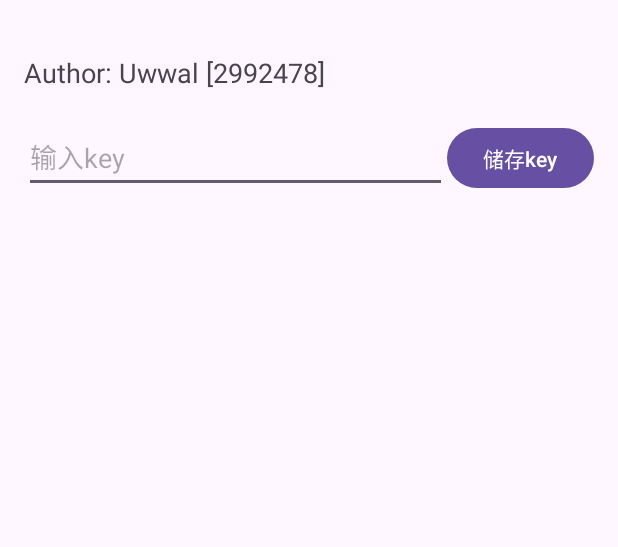
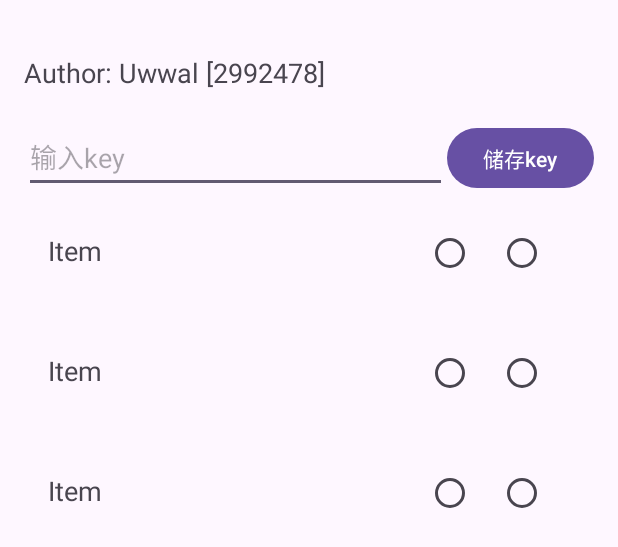
Before and after one commit to Uwwal/TornDashboard, an Android app: the layout fragment_settings.xml on its own in the app's theme, with its tools: preview values and no code run, on a phone screen of 412 x 824 dp. Shown: the top 547 px of the screen. Run offline under Robolectric (Android 15) with nearby library versions, the phone set to English and light mode, and no system bars.

```diff
--- a/app/build.gradle.kts
+++ b/app/build.gradle.kts
@@ -42,6 +42,7 @@ android {
 dependencies {
     implementation("androidx.core:core-ktx:1.9.0")
     implementation("androidx.appcompat:appcompat:1.6.1")
+    implementation("androidx.recyclerview:recyclerview:1.2.1")
     implementation("com.squareup.retrofit2:retrofit:2.9.0")
     implementation("com.squareup.retrofit2:converter-gson:2.9.0")
     implementation("com.google.android.material:material:1.8.0")
--- a/app/src/main/AndroidManifest.xml
+++ b/app/src/main/AndroidManifest.xml
@@ -12,7 +12,8 @@
         android:roundIcon="@mipmap/ic_launcher_round"
         android:supportsRtl="true"
         android:theme="@style/Theme.TornDashboard"
-        tools:targetApi="31">
+        android:enableOnBackInvokedCallback="true"
+        tools:targetApi="tiramisu">
         <activity
             android:name=".MainActivity"
             android:exported="true">
--- a/app/src/main/java/com/example/torndashboard/MainActivity.kt
+++ b/app/src/main/java/com/example/torndashboard/MainActivity.kt
@@ -30,6 +30,8 @@ class MainActivity : AppCompatActivity() {
 
     override fun onCreate(savedInstanceState: Bundle?) {
         super.onCreate(savedInstanceState)
+
+        AppConfig.initialize(this)
 
         binding = ActivityMainBinding.inflate(layoutInflater)
         setContentView(binding.root)
--- a/app/src/main/java/com/example/torndashboard/fragment/SettingsFragment.kt
+++ b/app/src/main/java/com/example/torndashboard/fragment/SettingsFragment.kt
@@ -1,13 +1,19 @@
 package com.example.torndashboard.fragment
 
+import android.content.Intent
+import android.net.Uri
 import android.os.Bundle
 import android.view.LayoutInflater
 import android.view.View
 import android.view.ViewGroup
 import androidx.fragment.app.Fragment
+import androidx.recyclerview.widget.LinearLayoutManager
+import androidx.recyclerview.widget.RecyclerView
+import com.example.torndashboard.adapter.TextAdapter
 import com.example.torndashboard.config.AppConfig
 import com.example.torndashboard.databinding.FragmentSettingsBinding
 import com.example.torndashboard.utils.FileUtils
+import com.example.torndashboard.utils.itemsList
 import com.example.torndashboard.web.RetrofitClient
 import com.google.gson.Gson
 import java.io.File
--- /dev/null
+++ b/app/src/main/java/com/example/torndashboard/utils/ItemsList.kt
@@ -0,0 +1,5 @@
+package com.example.torndashboard.utils
+
+import com.example.torndashboard.utils.Item
+
+val itemsList : MutableList<Item> = mutableListOf()
--- a/app/src/main/res/layout/fragment_settings.xml
+++ b/app/src/main/res/layout/fragment_settings.xml
@@ -58,5 +58,11 @@
             android:textColor="@color/red"
             android:visibility="gone" />
 
+        <androidx.recyclerview.widget.RecyclerView
+            android:id="@+id/recyclerView"
+            android:layout_width="match_parent"
+            android:layout_height="match_parent"
+            app:layoutManager="androidx.recyclerview.widget.LinearLayoutManager"
+            tools:listitem="@layout/item_boolean_array"/>
     </LinearLayout>
 </androidx.constraintlayout.widget.ConstraintLayout>
--- /dev/null
+++ b/app/src/main/res/layout/item_boolean_array.xml
@@ -0,0 +1,27 @@
+<?xml version="1.0" encoding="utf-8"?>
+<LinearLayout xmlns:android="http://schemas.android.com/apk/res/android"
+    android:layout_width="match_parent"
+    android:layout_height="wrap_content"
+    android:orientation="horizontal"
+    android:padding="16dp">
+
+    <TextView
+        android:id="@+id/textView"
+        android:layout_width="0dp"
+        android:layout_weight="1"
+        android:layout_height="wrap_content"
+        android:text="Item"
+        android:textSize="18sp" />
+
+    <RadioButton
+        android:id="@+id/timeFilterButton"
+        android:layout_width="wrap_content"
+        android:layout_height="wrap_content"
+        android:checked="false" />
+
+    <RadioButton
+        android:id="@+id/timeIsZeroButton"
+        android:layout_width="wrap_content"
+        android:layout_height="wrap_content"
+        android:checked="false" />
+</LinearLayout>
--- a/app/src/main/res/layout/widget_layout.xml
+++ b/app/src/main/res/layout/widget_layout.xml
@@ -208,12 +208,14 @@
                 android:text="@string/_00_00_00" />
 
             <LinearLayout
+                android:id="@+id/eventLinearLayout"
                 android:layout_width="match_parent"
                 android:layout_height="match_parent"
                 android:gravity="center"
                 android:paddingTop="10dp">
 
                 <TextView
+                    android:id="@+id/eventTextView"
                     android:layout_width="wrap_content"
                     android:layout_height="wrap_content"
                     android:paddingHorizontal="4dp"
```
Also changed, not shown: app/src/main/java/com/example/torndashboard/adapter/BooleanArrayAdapter.kt (added, +50 -0 lines), app/src/main/java/com/example/torndashboard/adapter/TextAdapter.kt (added, +49 -0 lines), app/src/main/java/com/example/torndashboard/config/AppConfig.kt (+24 -1 lines), app/src/main/java/com/example/torndashboard/fragment/LogFragment.kt (+15 -0 lines), app/src/main/java/com/example/torndashboard/utils/ItemsUtils.kt (added, +7 -0 lines), app/src/main/java/com/example/torndashboard/widget/WidgetProvider.kt (+96 -45 lines), app/src/main/res/layout/fragment_log.xml (+8 -0 lines), app/src/main/res/layout/item_text.xml (added, +28 -0 lines).
